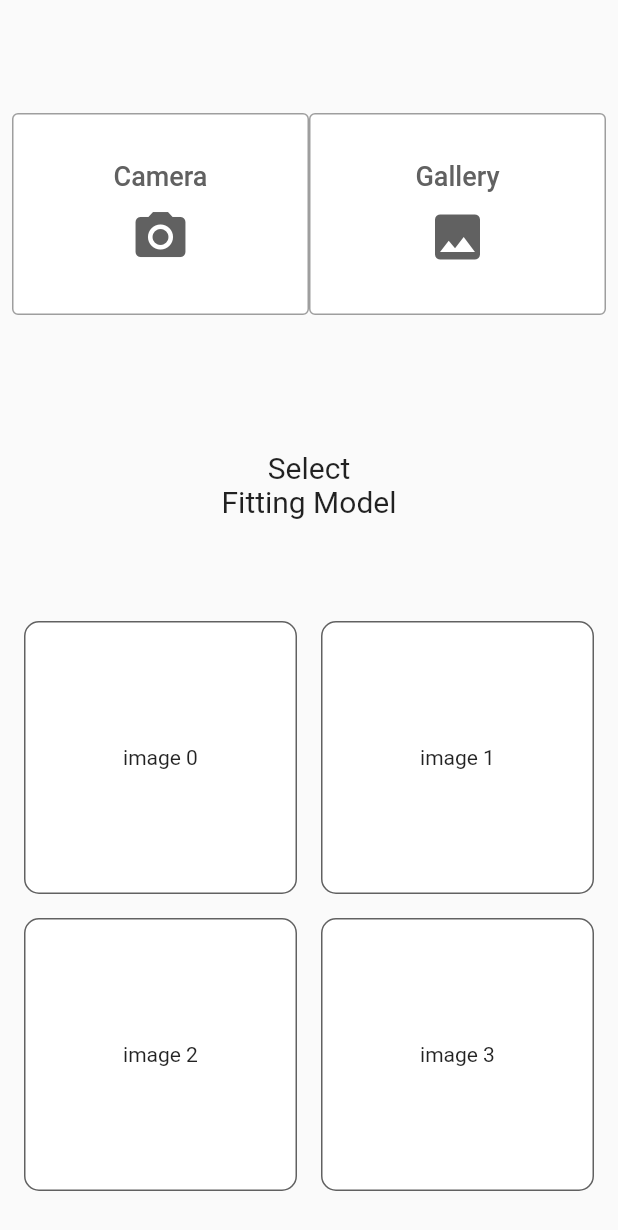
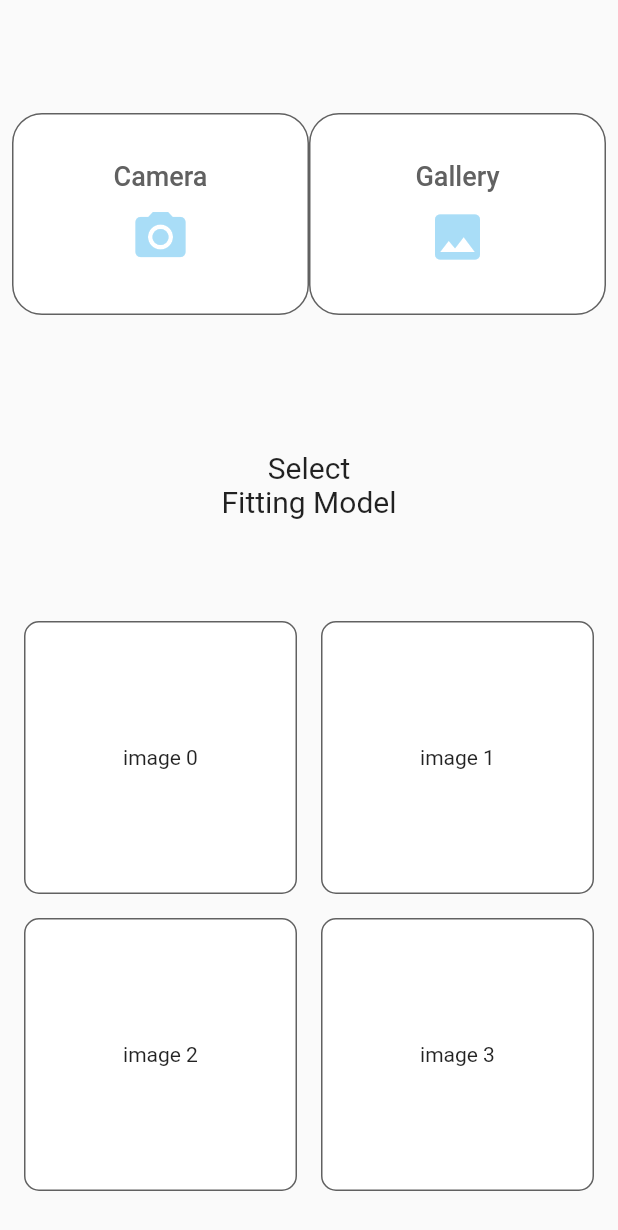
Before and after one commit to DressMeUp-2023/DressMeUp-Front, a Flutter app: the ChangeModel screen opened directly, on a phone screen of 412 x 824 dp. Shown: the top 1230 px of the screen. Run offline on Flutter 3.47's test engine with Material 2 defaults, Android fonts, the light colour scheme and no system bars; our stand-ins replace image_picker.

Commit message:
design: 전체 color 수정 - 동일한 위젯, 배경색상 통일 - constants.dart에 색상 변수 추가

```diff
--- a/dressmeup/lib/assets/constants.dart
+++ b/dressmeup/lib/assets/constants.dart
@@ -1 +1,6 @@
 const int homepageBackgroundColor = 0xff111111;
+const int buttonColor = 0xFFA9DDF7;
+const int completeButtonColor = 0xFFF69A9A;
+const int widgetBackgroundColor = 0xFFFFEAEA;
+const int boxBorderColor = 0xFF616161;
+const int fontColor = 0xFF616161;
--- a/dressmeup/lib/components/button.dart
+++ b/dressmeup/lib/components/button.dart
@@ -1,5 +1,5 @@
 import 'package:flutter/material.dart';
-
+import 'package:dressmeup/assets/constants.dart';
 import 'package:image_picker/image_picker.dart';
 
 class Button extends StatelessWidget {
@@ -26,14 +26,13 @@ class Button extends StatelessWidget {
 
   @override
   Widget build(BuildContext context) {
-    // TODO: implement build
     return TextButton(
       onPressed: () {
         getImage(imgSource);
       },
       style: TextButton.styleFrom(
         backgroundColor: Colors.white,
-        side: const BorderSide(color: Colors.grey),
+        side: const BorderSide(color: Color(boxBorderColor)),
         shape: buttonName == "closet"
             ? RoundedRectangleBorder(
                 borderRadius: BorderRadius.circular(12),
@@ -41,20 +40,26 @@ class Button extends StatelessWidget {
                   width: 1.0,
                 ),
               )
-            : null,
+            : RoundedRectangleBorder(
+                borderRadius: BorderRadius.circular(20),
+                side: const BorderSide(
+                  width: 1.0,
+                ),
+              ),
       ),
       child: Center(
         child: buttonName == "closet"
-            ? Icon(Icons.add, color: Colors.grey.shade700, size: 50)
+            ? const Icon(Icons.add, color: Color(boxBorderColor), size: 50)
             : Column(
                 mainAxisAlignment: MainAxisAlignment.center,
                 children: [
                   Text(
                     buttonName,
-                    style: TextStyle(fontSize: 18, color: Colors.grey.shade700),
+                    style: const TextStyle(
+                        fontSize: 18, color: Color(boxBorderColor)),
                   ),
                   const SizedBox(height: 10),
-                  Icon(icon, size: 40, color: Colors.grey.shade700)
+                  Icon(icon, size: 40, color: const Color(buttonColor))
                 ],
               ),
       ),
```
